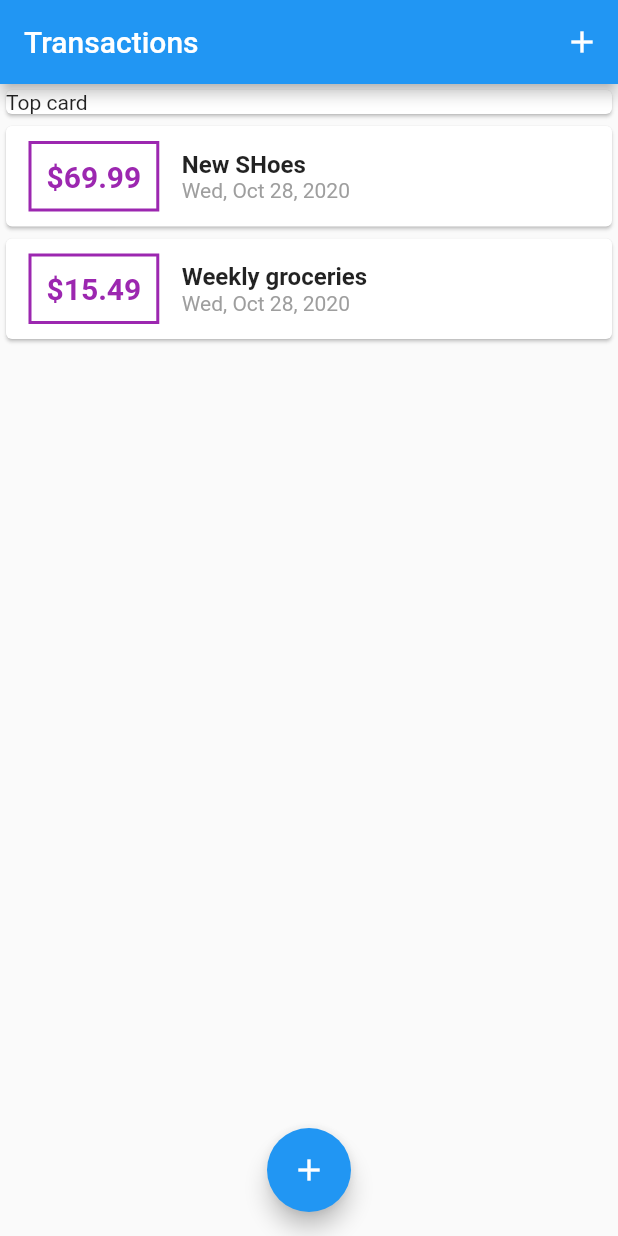
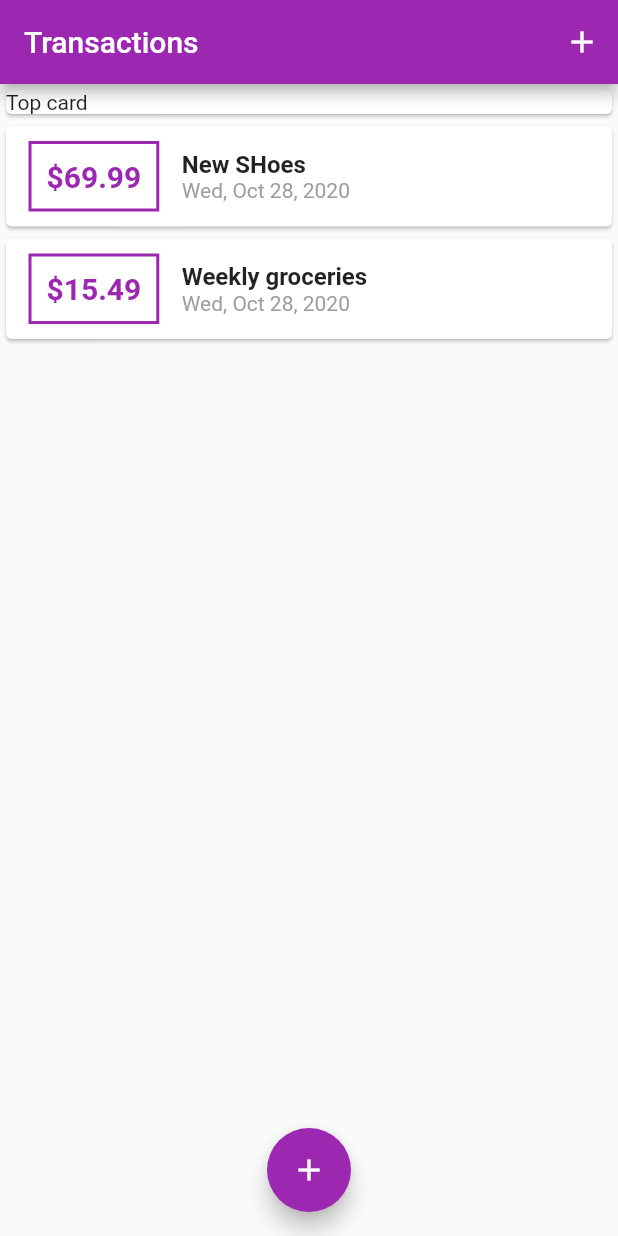
Before and after one commit to chetan882777/flutter_transaction_app, a Flutter app: the screen it shows after launch, on a phone screen of 412 x 824 dp. Run offline on Flutter 3.47's test engine with Material 2 defaults, Android fonts, the phone set to English and light mode, and no system bars.

Commit message:
use theme colors

```diff
--- a/lib/main.dart
+++ b/lib/main.dart
@@ -12,6 +12,9 @@ class MyApp extends StatelessWidget {
     return MaterialApp(
       debugShowCheckedModeBanner: false,
       title: 'Flutter App',
+      theme: ThemeData(
+        primarySwatch: Colors.purple
+      ),
       home: MyHomePage(),
     );
   }
@@ -60,9 +63,7 @@ class _MyAppState extends State<MyHomePage> {
 
   @override
   Widget build(BuildContext context) {
-    return MaterialApp(
-      title: 'Flutter Demo',
-      home: Scaffold(
+    return Scaffold(
         appBar: AppBar(
           title: Text("Transactions"),
           actions: [
@@ -95,7 +96,6 @@ class _MyAppState extends State<MyHomePage> {
             _startAddNewTransaction(context);
           },
         ),
-      ),
     );
   }
 }
--- a/lib/widgets/transaction_list.dart
+++ b/lib/widgets/transaction_list.dart
@@ -23,7 +23,7 @@ class TransactionList extends StatelessWidget {
                 ),
                 decoration: BoxDecoration(
                   border: Border.all(
-                    color: Colors.purple,
+                    color: Theme.of(context).primaryColor,
                     width: 2,
                   ),
                 ),
@@ -33,7 +33,7 @@ class TransactionList extends StatelessWidget {
                   style: TextStyle(
                     fontWeight: FontWeight.bold,
                     fontSize: 20,
-                    color: Colors.purple,
+                    color: Theme.of(context).primaryColor,
                   ),
                 ),
               ),
```
